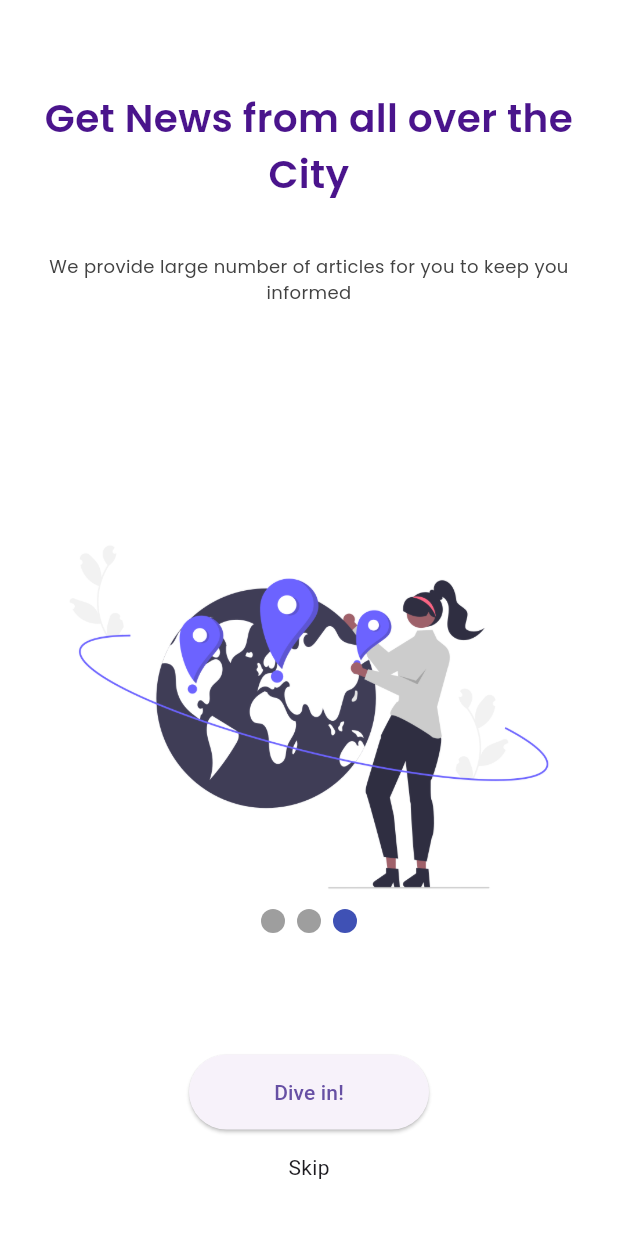
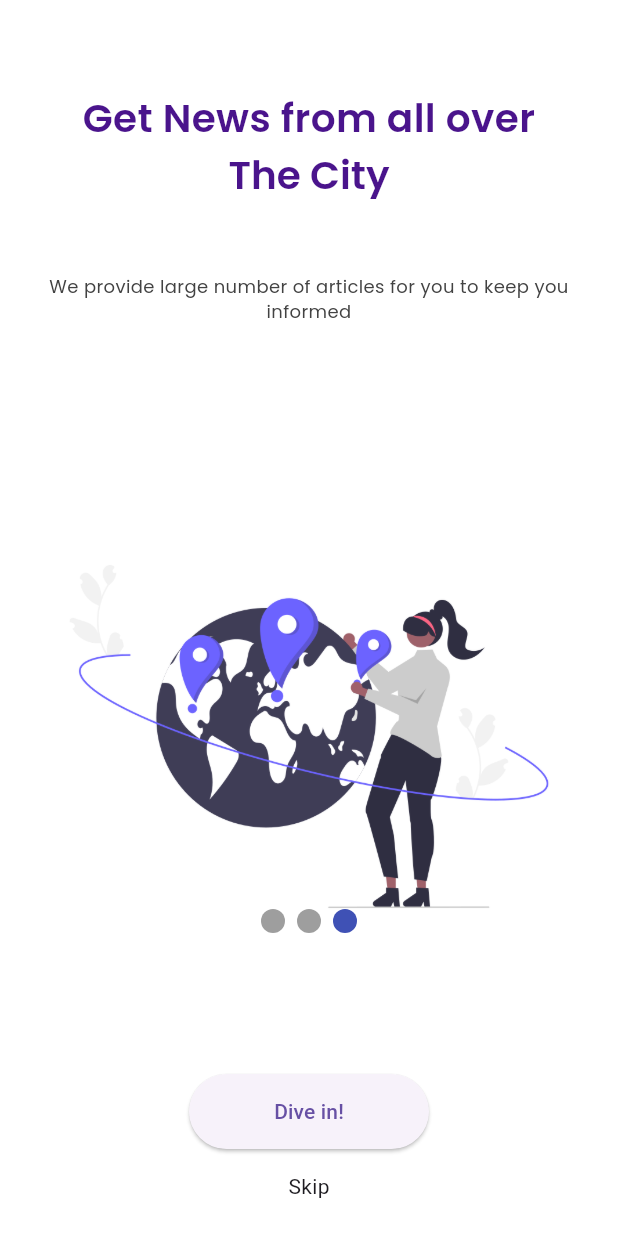
Before and after one commit to josephwatunu123/news_app, a Flutter app: the screen it shows after launch, swiped to page 3, on a phone screen of 412 x 824 dp. Run offline on Flutter 3.47's test engine with Material 3 defaults, Android fonts, the phone set to English and light mode, and no system bars; drawn by our look-alikes of animated_text_kit, smooth_page_indicator.

Commit message:
creating animation on texts
creating animations on text on the onboarding screen

```diff
--- a/lib/OnboardingScreens/screen1.dart
+++ b/lib/OnboardingScreens/screen1.dart
@@ -1,5 +1,4 @@
-
-
+import 'package:animated_text_kit/animated_text_kit.dart';
 import 'package:flutter/cupertino.dart';
 import 'package:flutter/material.dart';
 import 'package:flutter/services.dart';
@@ -30,7 +29,18 @@ class _Screen1State extends State<Screen1>{
               children: [
                 SizedBox(height: 60,),
                 Container(
-                  child: Text('All the news', style: greetingsStyle,),
+                  height: 50,
+                  child: DefaultTextStyle(
+                    style: greetingsStyle,
+                    child: AnimatedTextKit(
+                      repeatForever: true,
+                      animatedTexts: [
+                        RotateAnimatedText("All the News",
+                        ),
+
+                      ],
+                    )
+                  ),
                 ),
                 SizedBox(height: 20,),
                 Container(
--- a/lib/OnboardingScreens/screen3.dart
+++ b/lib/OnboardingScreens/screen3.dart
@@ -1,5 +1,6 @@
 
 
+import 'package:animated_text_kit/animated_text_kit.dart';
 import 'package:flutter/cupertino.dart';
 import 'package:flutter/material.dart';
 import 'package:flutter/services.dart';
@@ -32,7 +33,26 @@ class _Screen3State extends State<Screen3>{
                 SizedBox(height: 45,),
                 Container(
                   padding: EdgeInsets.all(15),
-                  child: Text('Get News from all over the City', style: greetingsStyle, textAlign: TextAlign.center,),
+                  child: Column(
+                    children: [
+                      Text('Get News from all over', style: greetingsStyle, textAlign: TextAlign.center,),
+                      DefaultTextStyle(
+                          style: greetingsStyle,
+                          child: Container(
+                            height: 50,
+                            child: AnimatedTextKit(
+                              animatedTexts: [
+
+                                TyperAnimatedText('The City', speed: Duration(milliseconds: 100)),
+                                TyperAnimatedText('The Country',speed: Duration(milliseconds: 100)),
+                                TyperAnimatedText('The World',speed: Duration(milliseconds: 100)),
+                              ],
+                            ),
+                          )
+                      ),
+                      // Text('The City', style: greetingsStyle, textAlign: TextAlign.center,),
+                    ],
+                  ),
                 ),
                 Container(
                   child: Padding(
```
Also changed, not shown: pubspec.yaml (+2 -43 lines), pubspec.lock.
